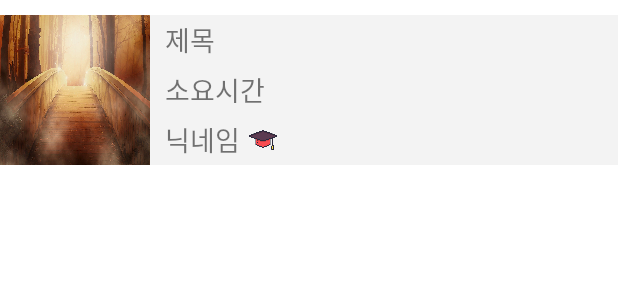
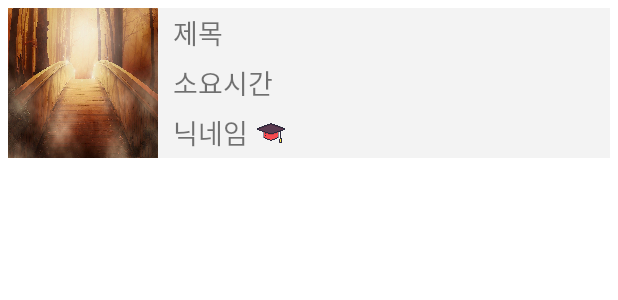
Before and after one commit to DalCoding/RTR-onCoding, an Android app: the layout main_extend_road_list_item.xml on its own in the app's theme, with its tools: preview values and no code run, on a phone screen of 412 x 824 dp. Shown: the top 300 px of the screen. Run offline under Robolectric (Android 15) with nearby library versions, the phone set to English and light mode, and no system bars.

Commit message:
길 리스트 레이아웃 margin 수정

```diff
--- a/app/src/main/res/layout/main_extend_road_list_item.xml
+++ b/app/src/main/res/layout/main_extend_road_list_item.xml
@@ -4,7 +4,7 @@
     android:layout_width="match_parent"
     android:layout_height="wrap_content"
     android:background="@drawable/fragment_lines"
-    android:layout_marginTop="10dp">
+    android:layout_margin="5dp">
 
     <ImageView
         android:id="@+id/mainExtendRoadImg"
```
